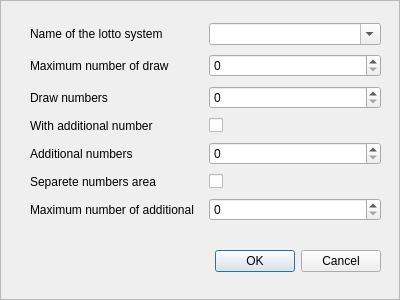
This is pylottosimu/dialog/lottosystem.ui in MarkusHackspacher/pyLottoSimu as Qt 5 draws it before an edit. The edited form follows.
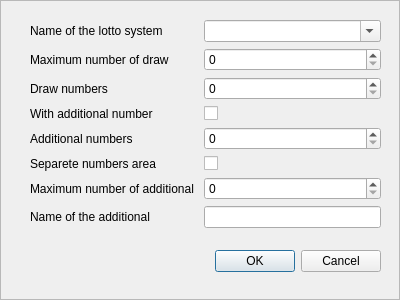
This is the edited form.

Commit message:
add name of addition number
Show the name of addition number

The edit to the form file:
```diff
--- a/pylottosimu/dialog/lottosystem.ui
+++ b/pylottosimu/dialog/lottosystem.ui
@@ -149,6 +149,16 @@
       </property>
      </widget>
     </item>
+    <item row="8" column="1">
+     <widget class="QLineEdit" name="edit_name_addition"/>
+    </item>
+    <item row="8" column="0">
+     <widget class="QLabel" name="label_name_addition">
+      <property name="text">
+       <string>Name of the additional</string>
+      </property>
+     </widget>
+    </item>
    </layout>
   </widget>
   <widget class="QDialogButtonBox" name="buttonBox">
```
Left out of the diff: 26 changed lines with no effect on the pictures. The commit also changes 19 other files.
